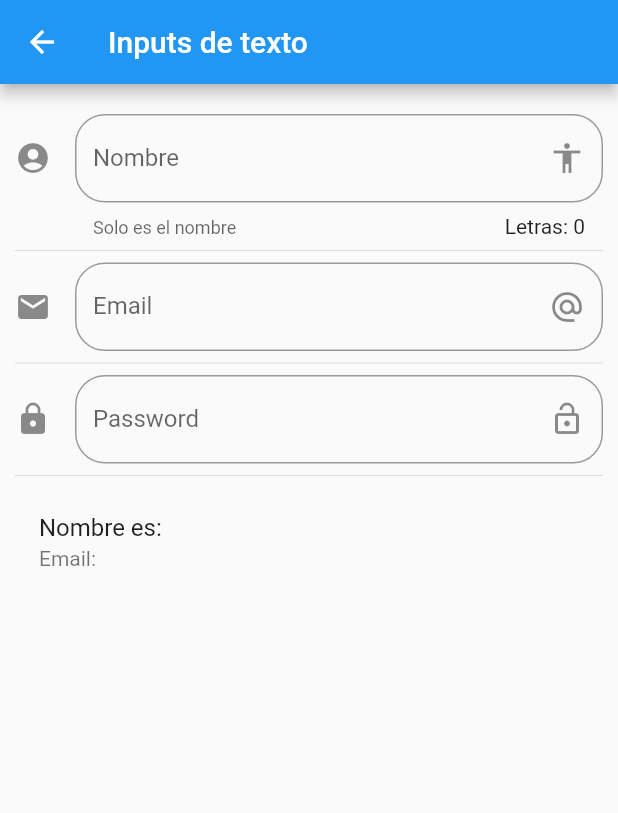
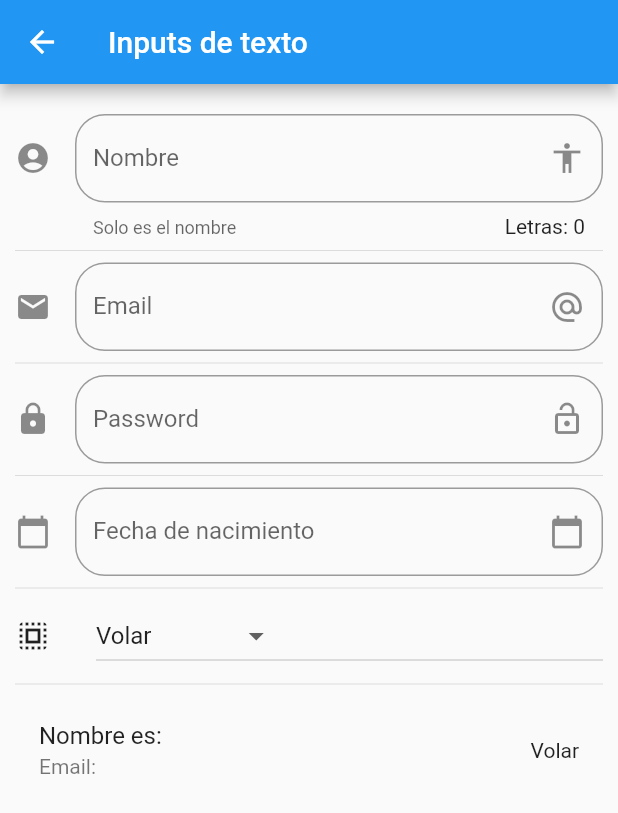
Before and after one commit to jesusemedin/componentes-flutter, a Flutter app: the screen it shows after launch, after a tap on "Inputs", on a phone screen of 412 x 824 dp. Shown: the top 813 px of the screen. Run offline on Flutter 3.47's test engine with Material 2 defaults, Android fonts, the phone set to English and light mode, and no system bars; network calls fail.

Commit message:
video 86

```diff
--- a/lib/main.dart
+++ b/lib/main.dart
@@ -1,4 +1,5 @@
 import 'package:flutter/material.dart';
+import 'package:flutter_localizations/flutter_localizations.dart';
 
 import 'package:componentes/src/routes/routes.dart';
 
@@ -18,6 +19,15 @@ class MyApp extends StatelessWidget {
     return MaterialApp(
       title: 'Componentes App',
       debugShowCheckedModeBanner: false,
+      localizationsDelegates: [
+        GlobalMaterialLocalizations.delegate,
+        GlobalWidgetsLocalizations.delegate,
+        GlobalCupertinoLocalizations.delegate,
+      ],
+      supportedLocales: [
+        const Locale('en', ''), // English, no country code
+        const Locale('es', 'ES'),
+      ],
       // home: HomePage()
       initialRoute: '/',
       routes: getApplicationRoutes(),
--- a/lib/src/pages/input_page.dart
+++ b/lib/src/pages/input_page.dart
@@ -9,6 +9,12 @@ class _InputPageState extends State<InputPage> {
 
   String _nombre = '';
   String _email = '';
+  String _fecha = '';
+  String _opcionesSeleccionada = 'Volar';
+
+  List<String> _poderes = ['Volar', 'Rayos', 'Super Aliento', 'Super Fuerza'];
+
+  TextEditingController _inputFieldDateController = new TextEditingController();
 
   @override
   Widget build(BuildContext context) {
@@ -24,6 +30,10 @@ class _InputPageState extends State<InputPage> {
           _crearEmail(),
           Divider(),
           _crearPassword(),
+          Divider(),
+          _crearFecha( context ),
+          Divider(),
+          _crearDropdown(),
           Divider(),
           _crearPersona()
         ],
@@ -93,10 +103,91 @@ class _InputPageState extends State<InputPage> {
     );
   }
 
+
+  Widget _crearFecha( BuildContext context ){
+    return TextField(
+      enableInteractiveSelection: false,
+      controller: _inputFieldDateController,
+      decoration: InputDecoration(
+        border: OutlineInputBorder(
+          borderRadius: BorderRadius.circular(20.0)
+        ),
+        hintText: 'Fecha de nacimiento',
+        labelText: 'Fecha de nacimiento',
+        suffixIcon: Icon( Icons.calendar_today ),
+        icon: Icon( Icons.calendar_today )
+      ),
+      onTap: (){
+
+        FocusScope.of(context).requestFocus(new FocusNode());
+        _selectDate( context );
+
+      },
+    );
+  }
+
+  _selectDate( BuildContext context ) async{
+
+    DateTime picked = await showDatePicker(
+      context: context,
+      initialDate: new DateTime.now(),
+      firstDate: new DateTime(1999),
+      lastDate: new DateTime(2021),
+      locale: Locale('es', 'ES')
+    );
+    if ( picked != null) {
+      setState(() {
+        _fecha = picked.toString();
+        _inputFieldDateController.text = _fecha;
+      });
+    }
+  }
+
+  List<DropdownMenuItem<String>> getOpcionesDropdown() {
+
+    List<DropdownMenuItem<String>> lista = new List();
+
+    _poderes.forEach((poder) {
+      lista.add( DropdownMenuItem(
+        child: Text(poder),
+        value: poder,
+      ));
+    });
+
+    return lista;
+  }
+
+  Widget _crearDropdown(){
+
+    return Row(
+      children: [
+        Icon( Icons.select_all ),
+        SizedBox(width: 30.0),
+        Expanded(
+          child: DropdownButton(
+          value: _opcionesSeleccionada,
+          items: getOpcionesDropdown(),
+            onChanged: (opt){
+                setState(() {
+                print(opt);
+                _opcionesSeleccionada = opt;
+              });
+            },
+          ),
+        ),
+      ],
+    );
+
+
+
+
+  }
+
   Widget _crearPersona(){
     return ListTile(
       title: Text('Nombre es: $_nombre'),
       subtitle: Text('Email: $_email'),
+      trailing: Text(_opcionesSeleccionada),
     );
   }
 }
--- a/lib/src/routes/routes.dart
+++ b/lib/src/routes/routes.dart
@@ -5,6 +5,8 @@ import 'package:componentes/src/pages/alert_page.dart';
 import 'package:componentes/src/pages/avatar_page.dart';
 import 'package:componentes/src/pages/animated_container.dart';
 import 'package:componentes/src/pages/input_page.dart';
+import 'package:componentes/src/pages/slider_page.dart';
+import 'package:componentes/src/pages/listview_page.dart';
 import 'package:componentes/src/pages/home_page.dart';
 
 
@@ -18,5 +20,7 @@ return <String, WidgetBuilder> {
       'card'              : ( BuildContext context ) => CardPage(),
       'animatedContainer' : ( BuildContext context ) => AnimatedContainerPage(),
       'inputs'            : ( BuildContext context ) => InputPage(),
+      'slider'            : ( BuildContext context ) => SliderPage(),
+      'list'              : ( BuildContext context ) => ListaPage()
 };
 }
--- a/lib/src/utils/icono_string_util.dart
+++ b/lib/src/utils/icono_string_util.dart
@@ -5,7 +5,9 @@ final _icons = <String, IconData>{
   'accessibility' : Icons.accessibility,
   'folder_open'   : Icons.folder_open,
   'donut_large'   : Icons.donut_large,
-  'input'         : Icons.input
+  'input'         : Icons.input,
+  'tune'          : Icons.tune,
+  'list'          : Icons.list,
 };
 
 
--- a/pubspec.yaml
+++ b/pubspec.yaml
@@ -31,6 +31,9 @@ dependencies:
 
 dev_dependencies:
   flutter_test:
+    sdk: flutter
+
+  flutter_localizations:
     sdk: flutter
 
 # For information on the generic Dart part of this file, see the
```
Also changed, not shown: data/menu_opts.json (+10 -0 lines), lib/src/pages/listview_page.dart (added, +38 -0 lines), lib/src/pages/slider_page.dart (added, +109 -0 lines), pubspec.lock.
